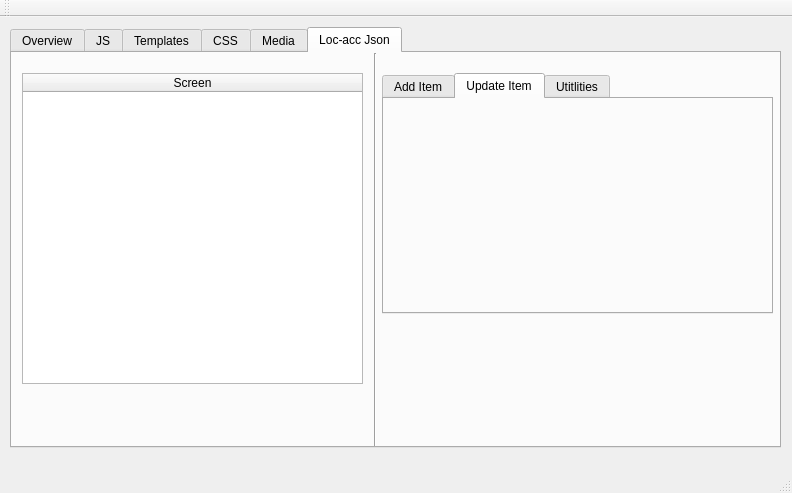
First picture: the form in mainwindow.ui, repository vihangpatel/WatchDog2, before the edit.
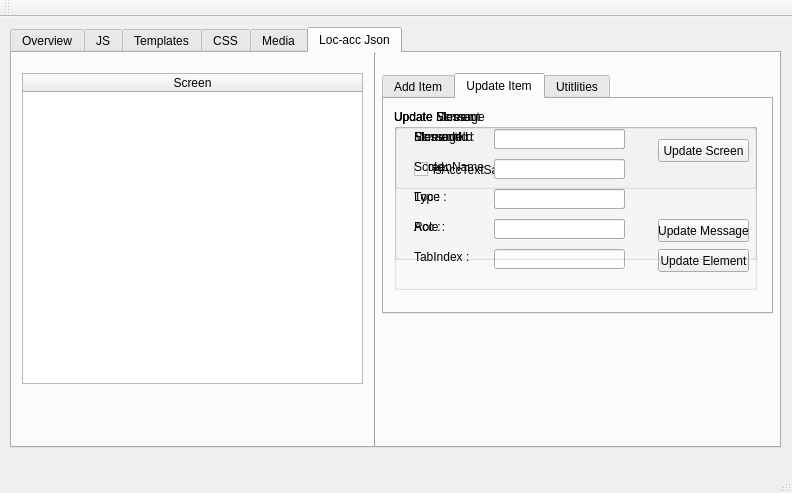
Second picture: the form after the edit. The open tabs and pages were chosen to show the change. Icons and pictures are not drawn.

Diff of the .ui file:
```diff
--- a/mainwindow.ui
+++ b/mainwindow.ui
@@ -844,6 +844,357 @@
        <attribute name="title">
         <string>Update Item</string>
        </attribute>
+       <widget class="QGroupBox" name="groupBox_updateElement">
+        <property name="geometry">
+         <rect>
+          <x>10</x>
+          <y>10</y>
+          <width>363</width>
+          <height>181</height>
+         </rect>
+        </property>
+        <property name="title">
+         <string>Update Element</string>
+        </property>
+        <widget class="QLabel" name="label_20">
+         <property name="geometry">
+          <rect>
+           <x>20</x>
+           <y>20</y>
+           <width>61</width>
+           <height>16</height>
+          </rect>
+         </property>
+         <property name="text">
+          <string>ElementId :</string>
+         </property>
+        </widget>
+        <widget class="QLabel" name="label_21">
+         <property name="geometry">
+          <rect>
+           <x>20</x>
+           <y>50</y>
+           <width>71</width>
+           <height>16</height>
+          </rect>
+         </property>
+         <property name="text">
+          <string>AccId :</string>
+         </property>
+        </widget>
+        <widget class="QPushButton" name="updtEleBtn">
+         <property name="geometry">
+          <rect>
+           <x>264</x>
+           <y>140</y>
+           <width>91</width>
+           <height>23</height>
+          </rect>
+         </property>
+         <property name="text">
+          <string>Update Element</string>
+         </property>
+        </widget>
+        <widget class="QLineEdit" name="updtEleIdText">
+         <property name="geometry">
+          <rect>
+           <x>100</x>
+           <y>20</y>
+           <width>131</width>
+           <height>20</height>
+          </rect>
+         </property>
+         <property name="text">
+          <string/>
+         </property>
+        </widget>
+        <widget class="QLineEdit" name="updtEleAccIdText">
+         <property name="geometry">
+          <rect>
+           <x>100</x>
+           <y>50</y>
+           <width>131</width>
+           <height>20</height>
+          </rect>
+         </property>
+         <property name="text">
+          <string/>
+         </property>
+        </widget>
+        <widget class="QLabel" name="label_22">
+         <property name="geometry">
+          <rect>
+           <x>20</x>
+           <y>110</y>
+           <width>71</width>
+           <height>16</height>
+          </rect>
+         </property>
+         <property name="text">
+          <string>Role :</string>
+         </property>
+        </widget>
+        <widget class="QLineEdit" name="updtEleRoleText">
+         <property name="geometry">
+          <rect>
+           <x>100</x>
+           <y>110</y>
+           <width>131</width>
+           <height>20</height>
+          </rect>
+         </property>
+         <property name="text">
+          <string/>
+         </property>
+        </widget>
+        <widget class="QLineEdit" name="updTabIndexText">
+         <property name="geometry">
+          <rect>
+           <x>100</x>
+           <y>140</y>
+           <width>131</width>
+           <height>20</height>
+          </rect>
+         </property>
+         <property name="text">
+          <string/>
+         </property>
+        </widget>
+        <widget class="QLabel" name="label_23">
+         <property name="geometry">
+          <rect>
+           <x>20</x>
+           <y>140</y>
+           <width>71</width>
+           <height>16</height>
+          </rect>
+         </property>
+         <property name="text">
+          <string>TabIndex :</string>
+         </property>
+        </widget>
+        <widget class="QLineEdit" name="updtEleTypeText">
+         <property name="geometry">
+          <rect>
+           <x>100</x>
+           <y>80</y>
+           <width>131</width>
+           <height>20</height>
+          </rect>
+         </property>
+         <property name="text">
+          <string/>
+         </property>
+        </widget>
+        <widget class="QLabel" name="label_24">
+         <property name="geometry">
+          <rect>
+           <x>20</x>
+           <y>80</y>
+           <width>71</width>
+           <height>16</height>
+          </rect>
+         </property>
+         <property name="text">
+          <string>Type :</string>
+         </property>
+        </widget>
+       </widget>
+       <widget class="QGroupBox" name="groupBox_updateMessage">
+        <property name="geometry">
+         <rect>
+          <x>10</x>
+          <y>10</y>
+          <width>363</width>
+          <height>151</height>
+         </rect>
+        </property>
+        <property name="title">
+         <string>Update Message</string>
+        </property>
+        <widget class="QLabel" name="label_28">
+         <property name="geometry">
+          <rect>
+           <x>20</x>
+           <y>20</y>
+           <width>61</width>
+           <height>16</height>
+          </rect>
+         </property>
+         <property name="text">
+          <string>MessageId :</string>
+         </property>
+        </widget>
+        <widget class="QLineEdit" name="updtMsgidText">
+         <property name="geometry">
+          <rect>
+           <x>100</x>
+           <y>20</y>
+           <width>131</width>
+           <height>20</height>
+          </rect>
+         </property>
+         <property name="text">
+          <string/>
+         </property>
+        </widget>
+        <widget class="QPushButton" name="updateMsgBtn">
+         <property name="geometry">
+          <rect>
+           <x>264</x>
+           <y>110</y>
+           <width>91</width>
+           <height>23</height>
+          </rect>
+         </property>
+         <property name="text">
+          <string>Update Message</string>
+         </property>
+        </widget>
+        <widget class="QCheckBox" name="cb_isAccTextSameUpdt">
+         <property name="geometry">
+          <rect>
+           <x>20</x>
+           <y>50</y>
+           <width>151</width>
+           <height>21</height>
+          </rect>
+         </property>
+         <property name="text">
+          <string>isAccTextSame</string>
+         </property>
+        </widget>
+        <widget class="QLineEdit" name="updtLocMsgText">
+         <property name="geometry">
+          <rect>
+           <x>100</x>
+           <y>80</y>
+           <width>131</width>
+           <height>20</height>
+          </rect>
+         </property>
+         <property name="text">
+          <string/>
+         </property>
+        </widget>
+        <widget class="QLineEdit" name="updtAccMsgText">
+         <property name="geometry">
+          <rect>
+           <x>100</x>
+           <y>110</y>
+           <width>131</width>
+           <height>20</height>
+          </rect>
+         </property>
+         <property name="text">
+          <string/>
+         </property>
+        </widget>
+        <widget class="QLabel" name="label_29">
+         <property name="geometry">
+          <rect>
+           <x>20</x>
+           <y>80</y>
+           <width>61</width>
+           <height>16</height>
+          </rect>
+         </property>
+         <property name="text">
+          <string>Loc :</string>
+         </property>
+        </widget>
+        <widget class="QLabel" name="label_30">
+         <property name="geometry">
+          <rect>
+           <x>20</x>
+           <y>110</y>
+           <width>61</width>
+           <height>16</height>
+          </rect>
+         </property>
+         <property name="text">
+          <string>Acc :</string>
+         </property>
+        </widget>
+       </widget>
+       <widget class="QGroupBox" name="groupBox_updateScreen">
+        <property name="geometry">
+         <rect>
+          <x>10</x>
+          <y>10</y>
+          <width>363</width>
+          <height>80</height>
+         </rect>
+        </property>
+        <property name="title">
+         <string>Update Screen</string>
+        </property>
+        <widget class="QLineEdit" name="updtScreenIdText">
+         <property name="geometry">
+          <rect>
+           <x>100</x>
+           <y>20</y>
+           <width>131</width>
+           <height>20</height>
+          </rect>
+         </property>
+         <property name="text">
+          <string/>
+         </property>
+        </widget>
+        <widget class="QPushButton" name="updtScreenBtn">
+         <property name="geometry">
+          <rect>
+           <x>264</x>
+           <y>30</y>
+           <width>91</width>
+           <height>23</height>
+          </rect>
+         </property>
+         <property name="text">
+          <string>Update Screen</string>
+         </property>
+        </widget>
+        <widget class="QLabel" name="label_33">
+         <property name="geometry">
+          <rect>
+           <x>20</x>
+           <y>20</y>
+           <width>61</width>
+           <height>16</height>
+          </rect>
+         </property>
+         <property name="text">
+          <string>ScreenId :</string>
+         </property>
+        </widget>
+        <widget class="QLineEdit" name="updtScreenNameText">
+         <property name="geometry">
+          <rect>
+           <x>100</x>
+           <y>50</y>
+           <width>131</width>
+           <height>20</height>
+          </rect>
+         </property>
+         <property name="text">
+          <string/>
+         </property>
+        </widget>
+        <widget class="QLabel" name="label_34">
+         <property name="geometry">
+          <rect>
+           <x>20</x>
+           <y>50</y>
+           <width>71</width>
+           <height>16</height>
+          </rect>
+         </property>
+         <property name="text">
+          <string>ScreenName  :</string>
+         </property>
+        </widget>
+       </widget>
       </widget>
       <widget class="QWidget" name="tab_7">
        <attribute name="title">
```
Left out of the diff: 2 changed lines with no effect on the pictures.
